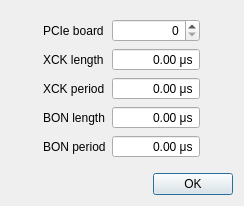
First picture: the form in escam/dialogtriggerinfo.ui, repository Entwicklungsburo-Stresing/EBST_CAM, before the edit.
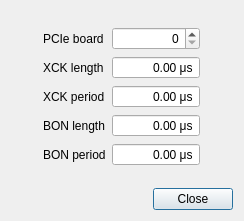
Second picture: the form after the edit.

Commit message:
Update closing behavior for dialogs
Change ok buttons to close and automatically save changes with out confirming. Moved the Cameras and Reset axes menu actions to chart settings.

```diff
--- a/escam/dialogtriggerinfo.ui
+++ b/escam/dialogtriggerinfo.ui
@@ -7,7 +7,7 @@
     <x>0</x>
     <y>0</y>
     <width>244</width>
-    <height>206</height>
+    <height>221</height>
    </rect>
   </property>
   <property name="windowTitle">
@@ -269,7 +269,7 @@
       <enum>Qt::Horizontal</enum>
      </property>
      <property name="standardButtons">
-      <set>QDialogButtonBox::Ok</set>
+      <set>QDialogButtonBox::StandardButton::Close</set>
      </property>
     </widget>
    </item>
```
Left out of the diff: 38 changed lines with no effect on the pictures. The commit also changes 19 other files.
